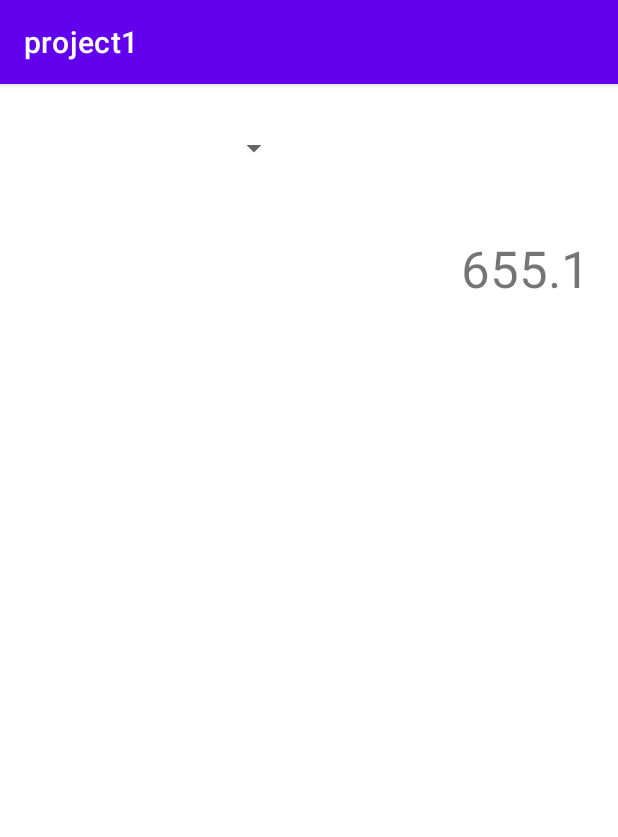
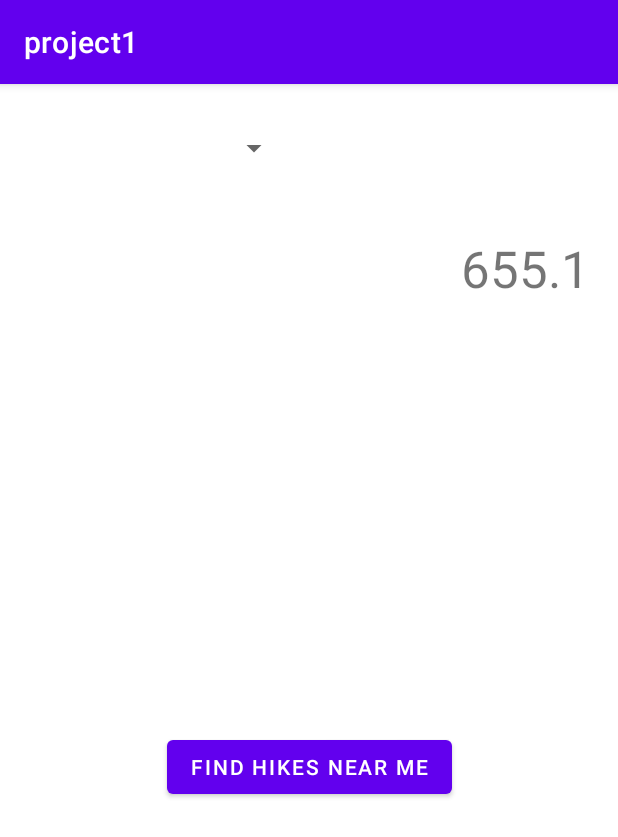
Before and after one commit to SamTheTrashMan/cs4530-project1, an Android app: the MenuActivity screen opened directly, with no data from a screen before it, on a phone screen of 412 x 824 dp. Shown: the top 837 px of the screen. Run offline under Robolectric (Android 15) with nearby library versions, the phone set to English and light mode, and no system bars.

Commit message:
started to add stuff for google maps search

```diff
--- a/app/src/main/java/com/example/project1/MenuActivity.kt
+++ b/app/src/main/java/com/example/project1/MenuActivity.kt
@@ -1,14 +1,18 @@
 package com.example.project1
 
+import android.content.ActivityNotFoundException
+import android.content.Intent
 import android.graphics.BitmapFactory
+import android.net.Uri
 import androidx.appcompat.app.AppCompatActivity
 import android.os.Bundle
 import android.view.View
-import android.widget.EditText
+import android.widget.Button
 import android.widget.ImageView
 import android.widget.TextView
+import android.widget.Toast
 
-class MenuActivity : AppCompatActivity() {
+class MenuActivity : AppCompatActivity(), View.OnClickListener {
     private var picturePath: String? = null
     private var weight: Int? = null
     private var height: Int? = null
@@ -16,8 +20,11 @@ class MenuActivity : AppCompatActivity() {
     private var sex: String? = null
     private var age: Int?= null
     private var BMRVal: Double?= null
+    private var cityCountry: String?= null
+
 
     private var BMR: TextView?= null
+    private var mapsButton: Button?= null
     override fun onCreate(savedInstanceState: Bundle?) {
         super.onCreate(savedInstanceState)
         setContentView(R.layout.activity_menu)
@@ -28,6 +35,7 @@ class MenuActivity : AppCompatActivity() {
         age = intent.getIntExtra("age", 0)
         height = intent.getIntExtra("height", 0)
         weight = intent.getIntExtra("weight", 0)
+        cityCountry = intent.getStringExtra("cityCountry")
 
         BMR = findViewById(R.id.textViewBMR)
         BMRVal = calculateBMR()
@@ -37,6 +45,9 @@ class MenuActivity : AppCompatActivity() {
             val thumbnail = BitmapFactory.decodeFile(picturePath)
             (findViewById<View>(R.id.imageViewPicture) as ImageView).setImageBitmap(thumbnail)
         }
+
+        mapsButton = findViewById(R.id.mapsButton)
+        mapsButton!!.setOnClickListener(this)
     }
 
     private fun calculateBMR(): Double {
@@ -47,4 +58,29 @@ class MenuActivity : AppCompatActivity() {
         var BMR = 655.1 + ( 4.35 * weight!!) + ( 4.7 * height!!) - ( 4.7 * age!!)
         return BMR
     }
+
+    override fun onClick(view: View) {
+        when (view.id) {
+            R.id.mapsButton -> {
+
+                if (cityCountry.isNullOrBlank()) {
+                    Toast.makeText(this, "No Location to Search", Toast.LENGTH_SHORT).show()
+                } else {
+                    //We have to grab the search term and construct a URI object from it.
+                    //We'll hardcode WEB's location here
+                    val searchUri = Uri.parse("geo:0,0?q=$cityCountry" + " Hikes")
+
+                    //Create the implicit intent
+                    val mapIntent = Intent(Intent.ACTION_VIEW, searchUri)
+
+                    //If there's an activity associated with this intent, launch it
+                    try{
+                        startActivity(mapIntent)
+                    }catch(ex: ActivityNotFoundException){
+                        //handle errors here
+                    }
+                }
+            }
+        }
+    }
 }
--- a/app/src/main/res/layout/activity_menu.xml
+++ b/app/src/main/res/layout/activity_menu.xml
@@ -38,4 +38,14 @@
         app:layout_constraintStart_toStartOf="parent"
         app:layout_constraintTop_toTopOf="parent" />
 
+    <Button
+        android:id="@+id/mapsButton"
+        android:layout_width="wrap_content"
+        android:layout_height="wrap_content"
+        android:text="Find Hikes Near Me"
+        app:layout_constraintBottom_toBottomOf="parent"
+        app:layout_constraintEnd_toEndOf="parent"
+        app:layout_constraintStart_toStartOf="parent"
+        app:layout_constraintTop_toBottomOf="@+id/textViewBMR" />
+
 </androidx.constraintlayout.widget.ConstraintLayout>
```
